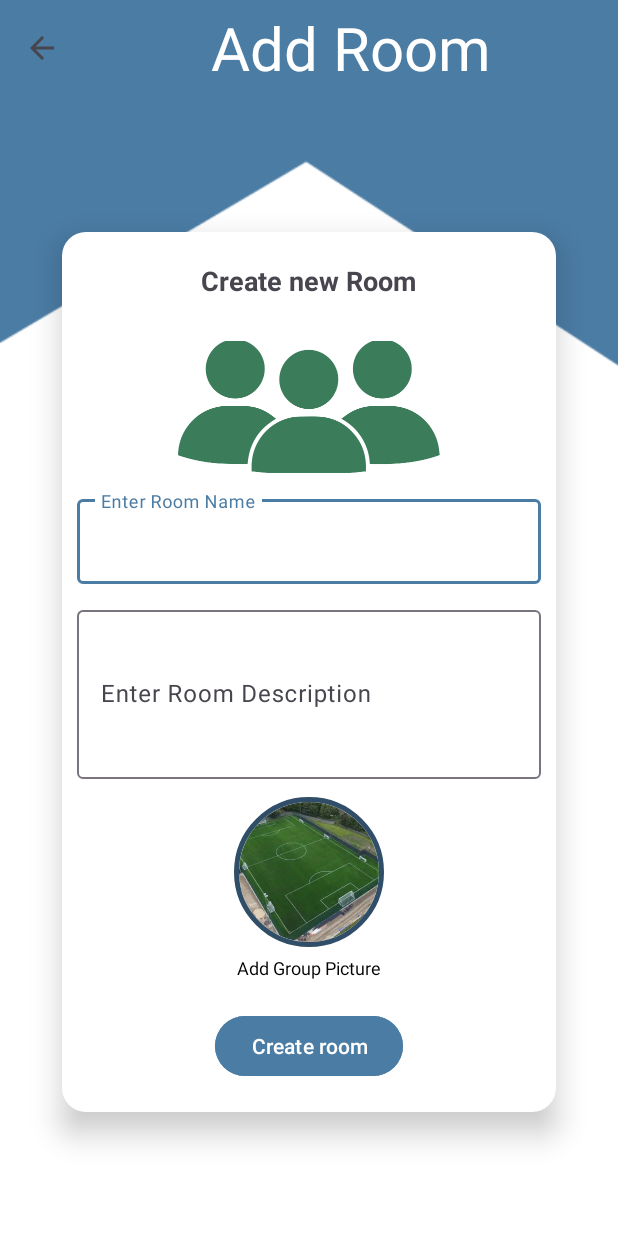
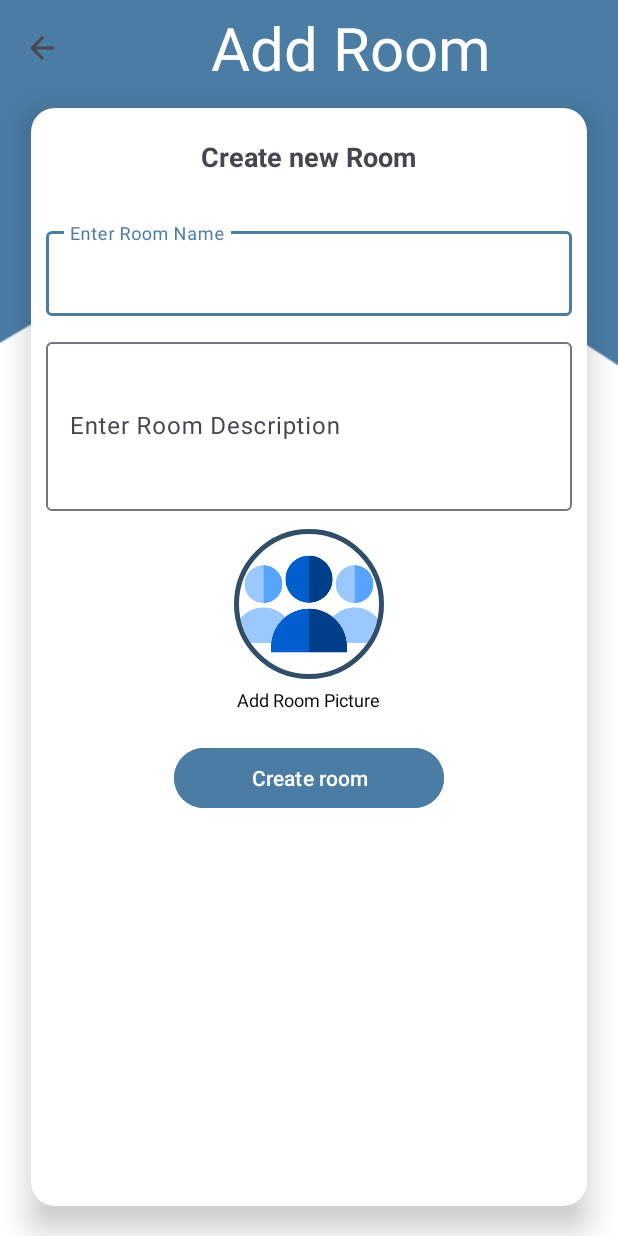
Before and after one commit to BassemAsaad/koraTime, an Android app: the AddRoomActivity screen opened directly, with no data from a screen before it, on a phone screen of 412 x 824 dp. Run offline under Robolectric (Android 15) with nearby library versions, the phone set to English and light mode, and no system bars; our stand-ins replace CircleImageView, Firebase (no records; nobody signed in at launch, a user with empty details on screens opened directly), data binding; pictures from the network do not load.

Commit message:
change add room

```diff
--- a/app/src/main/java/com/example/koratime/database/FirebaseUtils.kt
+++ b/app/src/main/java/com/example/koratime/database/FirebaseUtils.kt
@@ -84,21 +84,26 @@ fun addStadiumToFirestore(
 }
 
 fun uploadImageToStorage(
-    imageUri: Uri,
+    imageUri: Uri?,
     onSuccessListener: OnSuccessListener<Uri>,
     onFailureListener: OnFailureListener
 ) {
+    if (imageUri == null) {
+        // default image URL
+        val defaultImageUrl = Uri.parse("https://firebasestorage.googleapis.com/v0/b/kora-time-d21c3.appspot.com/o/images%2Fgroup_profile.png?alt=media&token=68cbdd0e-43f2-4634-9ba9-bdcdec71555d")
+        onSuccessListener.onSuccess(defaultImageUrl)
+        return
+    }
+
+    // Proceed with uploading the user-selected image
     val storage = FirebaseStorage.getInstance()
     val storageRef = storage.reference
     val imagesRef = storageRef.child("images/${UUID.randomUUID()}")
     val uploadTask = imagesRef.putFile(imageUri)
 
     uploadTask.addOnSuccessListener {
-        // Image uploaded successfully
         imagesRef.downloadUrl.addOnSuccessListener { uri ->
-            // Get the download URL for the uploaded image
             onSuccessListener.onSuccess(uri)
         }.addOnFailureListener(onFailureListener)
     }.addOnFailureListener(onFailureListener)
-
 }
--- a/app/src/main/java/com/example/koratime/rooms/createRoom/AddRoomActivity.kt
+++ b/app/src/main/java/com/example/koratime/rooms/createRoom/AddRoomActivity.kt
@@ -42,11 +42,15 @@ class AddRoomActivity : BasicActivity< ActivityAddRoomBinding, AddRoomViewModel>
         supportActionBar?.setDisplayHomeAsUpEnabled(true)
         supportActionBar?.setDisplayShowHomeEnabled(true)
 
+        // If no image is selected, use the default image URL
+        val defaultImageUrl = "https://firebasestorage.googleapis.com/v0/b/kora-time-d21c3.appspot.com/o/images%2Fgroup_profile.png?alt=media&token=68cbdd0e-43f2-4634-9ba9-bdcdec71555d"
+        viewModel.imageUrl.value = defaultImageUrl
         openImagePicker()
         dataBinding.roomImageLayout.setOnClickListener {
-            // Launch the photo picker and let the user choose only images.
-            pickMedia.launch(PickVisualMediaRequest(ActivityResultContracts.PickVisualMedia.ImageOnly))
+        // Launch the photo picker and let the user choose only images.
+        pickMedia.launch(PickVisualMediaRequest(ActivityResultContracts.PickVisualMedia.ImageOnly))
         }
+
 
     }
 
@@ -65,18 +69,18 @@ class AddRoomActivity : BasicActivity< ActivityAddRoomBinding, AddRoomViewModel>
                     },
                     onFailureListener = {
                         Log.e("Firebase Storage:", it.localizedMessage!!.toString())
+
                     }
                 )
 
                 dataBinding.roomImageLayout.setImageURI(uri)
                 dataBinding.roomImageTextLayout.text = "Change Picture Chosen"
             } else {
+                dataBinding.roomImageTextLayout.text = "Default Picture"
                 Toast.makeText(this, "No image selected", Toast.LENGTH_SHORT).show()
                 Log.d("PhotoPicker", "No image selected")
             }
         }
-
-
     }
 
     override fun onSupportNavigateUp(): Boolean {
--- a/app/src/main/java/com/example/koratime/rooms/createRoom/AddRoomViewModel.kt
+++ b/app/src/main/java/com/example/koratime/rooms/createRoom/AddRoomViewModel.kt
@@ -15,9 +15,8 @@ class AddRoomViewModel : BasicViewModel<AddRoomNavigator>() {
     val description = ObservableField<String>()
     val descriptionError = ObservableField<String>()
     val imageUrl = MutableLiveData<String>()
+    private val user = Firebase.auth.currentUser
 
-
-    private val user = Firebase.auth.currentUser
     fun createRoom(){
         if (validate()){
             val room = RoomModel(
--- a/app/src/main/res/layout/activity_add_room.xml
+++ b/app/src/main/res/layout/activity_add_room.xml
@@ -55,19 +55,20 @@
 
         <androidx.constraintlayout.widget.ConstraintLayout
             android:layout_width="0dp"
-            android:layout_height="wrap_content"
+            android:layout_height="0dp"
             app:layout_constraintTop_toBottomOf="@+id/app_bar"
             app:layout_constraintBottom_toBottomOf="parent"
             app:layout_constraintStart_toStartOf="parent"
             app:layout_constraintEnd_toEndOf="parent"
             android:background="@drawable/bg_rounded"
-            app:layout_constraintWidth_percent=".8"
+            app:layout_constraintWidth_percent=".9"
             android:layout_marginTop="8dp"
             android:elevation="12dp"
+            android:layout_marginBottom="20dp"
             >
             <LinearLayout
                 android:layout_width="match_parent"
-                android:layout_height="wrap_content"
+                android:layout_height="match_parent"
                 app:layout_constraintTop_toTopOf="parent"
                 android:orientation="vertical"
                 android:paddingHorizontal="10dp">
@@ -84,19 +85,10 @@
                     android:textStyle="bold"
                     />
 
-                <ImageView
-                    android:id="@+id/img_group"
-                    android:layout_width="wrap_content"
-                    android:layout_height="wrap_content"
-                    android:layout_gravity="center"
-                    android:src="@drawable/ic_group"
-                    android:layout_marginTop="8dp"
-                    />
                 <com.google.android.material.textfield.TextInputLayout
                     android:id="@+id/roomName_layout"
                     android:layout_width="match_parent"
                     android:layout_height="wrap_content"
-                    app:layout_constraintTop_toBottomOf="@id/img_group"
                     android:layout_marginTop="12dp"
                     app:error="@{vm.roomNameError}"
                     >
@@ -112,7 +104,6 @@
                     android:id="@+id/roomDescription_layout"
                     android:layout_width="match_parent"
                     android:layout_height="wrap_content"
-                    app:layout_constraintTop_toBottomOf="@id/img_group"
                     android:layout_marginTop="12dp"
                     app:error="@{vm.descriptionError}"
 
@@ -133,7 +124,7 @@
                     android:layout_height="100dp"
                     android:layout_gravity="center"
                     android:layout_marginTop="12dp"
-                    android:src="@drawable/stadium_img"
+                    android:src="@drawable/group_profile"
                     app:civ_border_width="3dp"
                     app:civ_border_color="@color/primaryVariant"
                     />
@@ -142,7 +133,7 @@
                     android:layout_width="wrap_content"
                     android:layout_height="wrap_content"
                     android:layout_gravity="center"
-                    android:text="Add Group Picture"
+                    android:text="Add Room Picture"
                     android:textColor="@color/black"
                     android:textSize="12sp"
                     android:layout_marginTop="5dp"
@@ -150,7 +141,7 @@
 
                 <Button
                     android:id="@+id/roomButton_layout"
-                    android:layout_width="wrap_content"
+                    android:layout_width="180dp"
                     android:layout_height="wrap_content"
                     android:text="Create room"
                     android:layout_gravity="center"
```
Also changed, not shown: app/src/main/res/drawable/group_profile.png (added).
